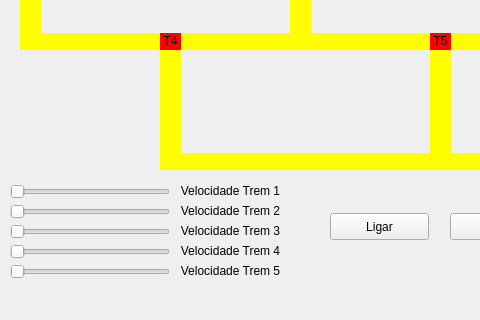
First picture: the form in trabalho3-trem/mainwindow.ui, repository JamiltonMB/SistemasOperacionais, before the edit; both pictures show x 0 to 480 and y 134 to 454 of the 872 by 454 pixel window.
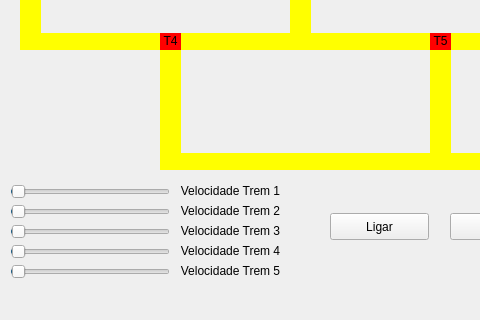
Second picture: the form after the edit.

The edit to the form file:
```diff
--- a/trabalho3-trem/mainwindow.ui
+++ b/trabalho3-trem/mainwindow.ui
@@ -373,7 +373,10 @@
      <number>0</number>
     </property>
     <property name="maximum">
-     <number>99</number>
+     <number>100</number>
+    </property>
+    <property name="sliderPosition">
+     <number>1</number>
     </property>
     <property name="orientation">
      <enum>Qt::Horizontal</enum>
@@ -420,6 +423,9 @@
     <property name="maximum">
      <number>99</number>
     </property>
+    <property name="sliderPosition">
+     <number>1</number>
+    </property>
     <property name="orientation">
      <enum>Qt::Horizontal</enum>
     </property>
@@ -439,6 +445,9 @@
     <property name="maximum">
      <number>99</number>
     </property>
+    <property name="sliderPosition">
+     <number>1</number>
+    </property>
     <property name="orientation">
      <enum>Qt::Horizontal</enum>
     </property>
@@ -458,6 +467,9 @@
     <property name="maximum">
      <number>99</number>
     </property>
+    <property name="sliderPosition">
+     <number>1</number>
+    </property>
     <property name="orientation">
      <enum>Qt::Horizontal</enum>
     </property>
@@ -477,6 +489,9 @@
     <property name="maximum">
      <number>99</number>
     </property>
+    <property name="sliderPosition">
+     <number>1</number>
+    </property>
     <property name="orientation">
      <enum>Qt::Horizontal</enum>
     </property>
```
Left out of the diff: 3 changed lines with no effect on the pictures.
